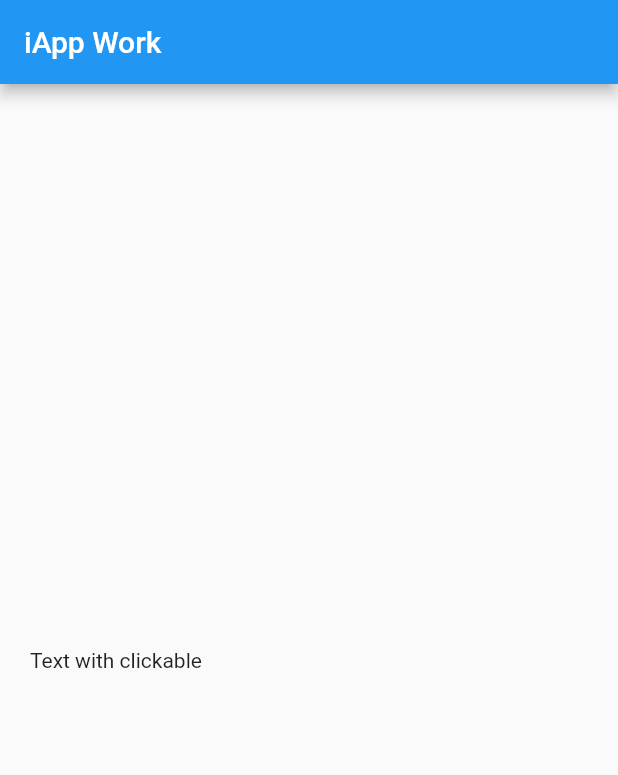
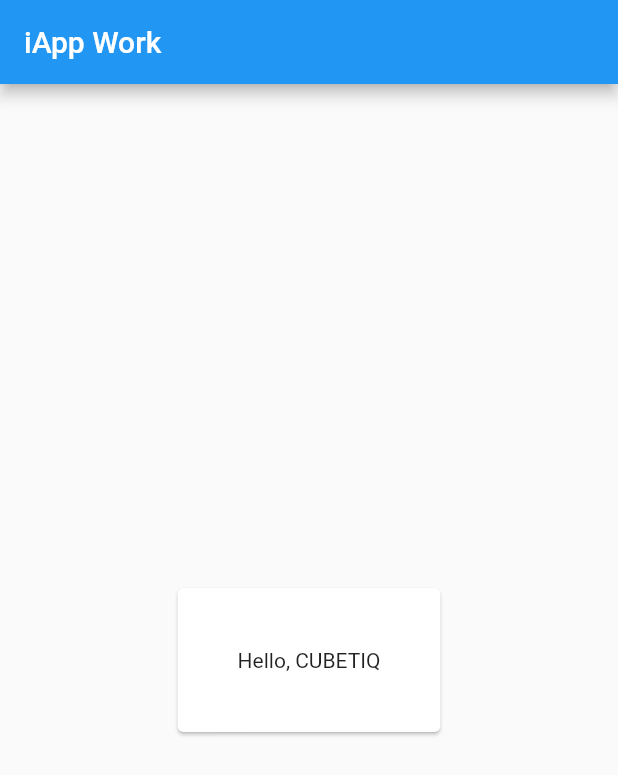
Before and after one commit to CUBETIQ/flutter-classrom-iapp, a Flutter app: the screen it shows after launch, on a phone screen of 412 x 824 dp. Shown: the top 775 px of the screen. Run offline on Flutter 3.47's test engine with Material 2 defaults, Android fonts, the phone set to English and light mode, and no system bars.

Commit message:
add Card

```diff
--- a/lib/main.dart
+++ b/lib/main.dart
@@ -1,4 +1,5 @@
 import 'package:flutter/material.dart';
+import 'package:flutter/rendering.dart';
 
 void main() => runApp(MyApp());
 
@@ -17,11 +18,17 @@ class MyApp extends StatelessWidget {
             child: Padding(
               padding: EdgeInsets.all(20.0),
               child: Row(
+                mainAxisAlignment: MainAxisAlignment.center,
                 children: <Widget>[
-                  InkWell(
-                    child: Text("Text with clickable"),
-                    onTap: () {},
-                    splashColor: Colors.lightBlueAccent,
+                  Card(
+                    child: Padding(
+                      padding: EdgeInsets.all(40.0),
+                      child: Row(
+                        children: <Widget>[
+                          Text("Hello, CUBETIQ")
+                        ],
+                      ),
+                    )
                   )
                 ],
               )
```
